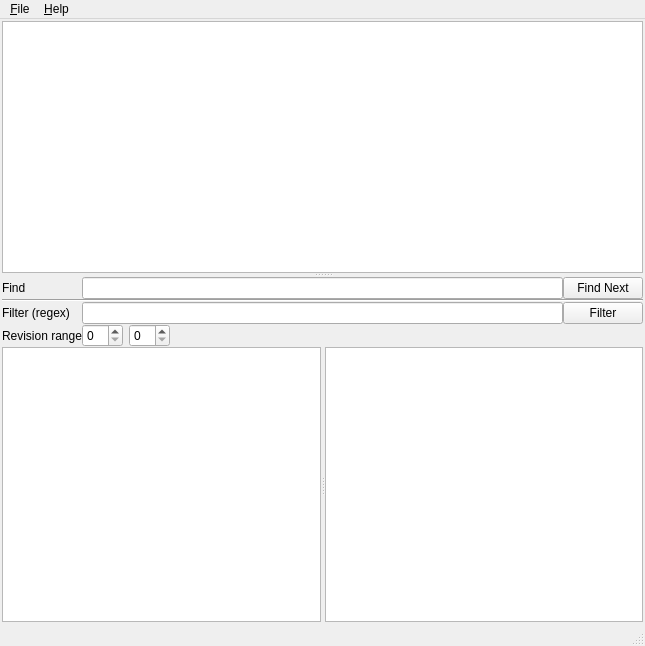
Old version of the form hgview/qt4/hgview.ui in the repository TyberiusPrime/hgview.
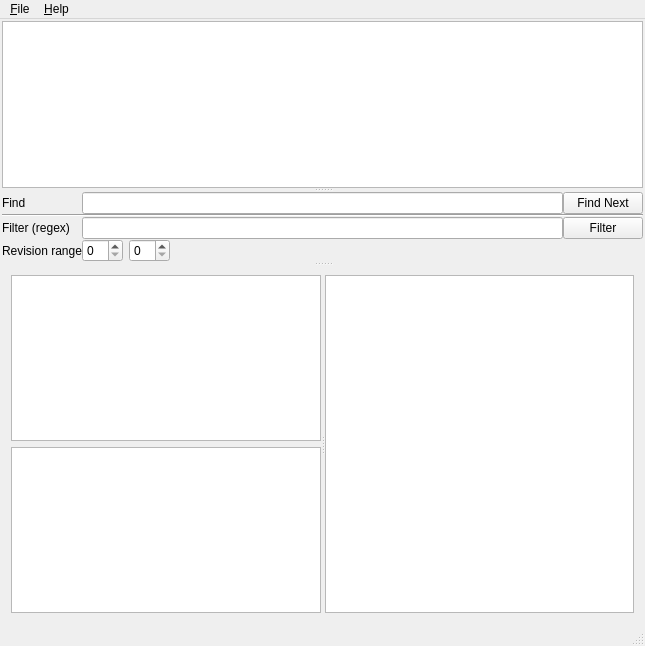
New version of the form.

Commit message: Major refactoring of hgview for Qt (WiP)

Diff of the .ui file:
```diff
--- a/hgview/qt4/hgview.ui
+++ b/hgview/qt4/hgview.ui
@@ -13,6 +13,14 @@
    <string>MainWindow</string>
   </property>
   <widget class="QWidget" name="centralwidget" >
+   <property name="geometry" >
+    <rect>
+     <x>0</x>
+     <y>30</y>
+     <width>645</width>
+     <height>593</height>
+    </rect>
+   </property>
    <layout class="QVBoxLayout" >
     <property name="margin" >
      <number>2</number>
@@ -50,9 +58,7 @@
         <item>
          <widget class="QFrame" name="frame" >
           <property name="sizePolicy" >
-           <sizepolicy>
-            <hsizetype>5</hsizetype>
-            <vsizetype>1</vsizetype>
+           <sizepolicy vsizetype="Minimum" hsizetype="Preferred" >
             <horstretch>0</horstretch>
             <verstretch>0</verstretch>
            </sizepolicy>
@@ -153,12 +159,11 @@
           </layout>
          </widget>
         </item>
-        <item>
+       </layout>
+      </widget>
          <widget class="QFrame" name="frame_3" >
           <property name="sizePolicy" >
-           <sizepolicy>
-            <hsizetype>5</hsizetype>
-            <vsizetype>7</vsizetype>
+        <sizepolicy vsizetype="Expanding" hsizetype="Preferred" >
             <horstretch>0</horstretch>
             <verstretch>0</verstretch>
            </sizepolicy>
@@ -169,27 +174,27 @@
           <property name="frameShadow" >
            <enum>QFrame::Plain</enum>
           </property>
-          <layout class="QVBoxLayout" >
-           <property name="margin" >
-            <number>0</number>
-           </property>
-           <property name="spacing" >
-            <number>0</number>
-           </property>
+       <layout class="QHBoxLayout" name="horizontalLayout" >
            <item>
             <widget class="QSplitter" name="splitter_2" >
              <property name="orientation" >
               <enum>Qt::Horizontal</enum>
              </property>
+          <widget class="QWidget" name="layoutWidget" >
+           <layout class="QVBoxLayout" name="verticalLayout" >
+            <item>
+             <widget class="QTextBrowser" name="textview_header" />
+            </item>
+            <item>
              <widget class="QTextBrowser" name="textview_status" />
+            </item>
+           </layout>
+          </widget>
              <widget class="QTableView" name="tableView_filelist" />
             </widget>
            </item>
           </layout>
          </widget>
-        </item>
-       </layout>
-      </widget>
      </widget>
     </item>
    </layout>
```
Left out of the diff: 31 changed lines with no effect on the pictures. Lines whose indentation alone changed are shown as unchanged. The commit also changes 6 other files.
